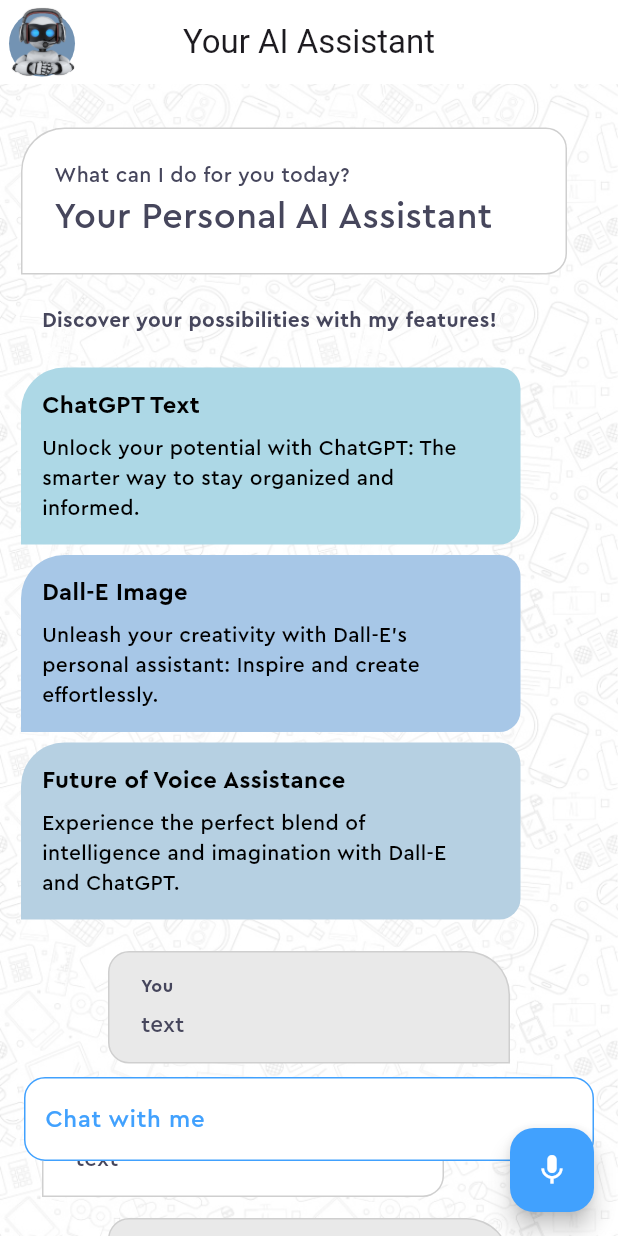
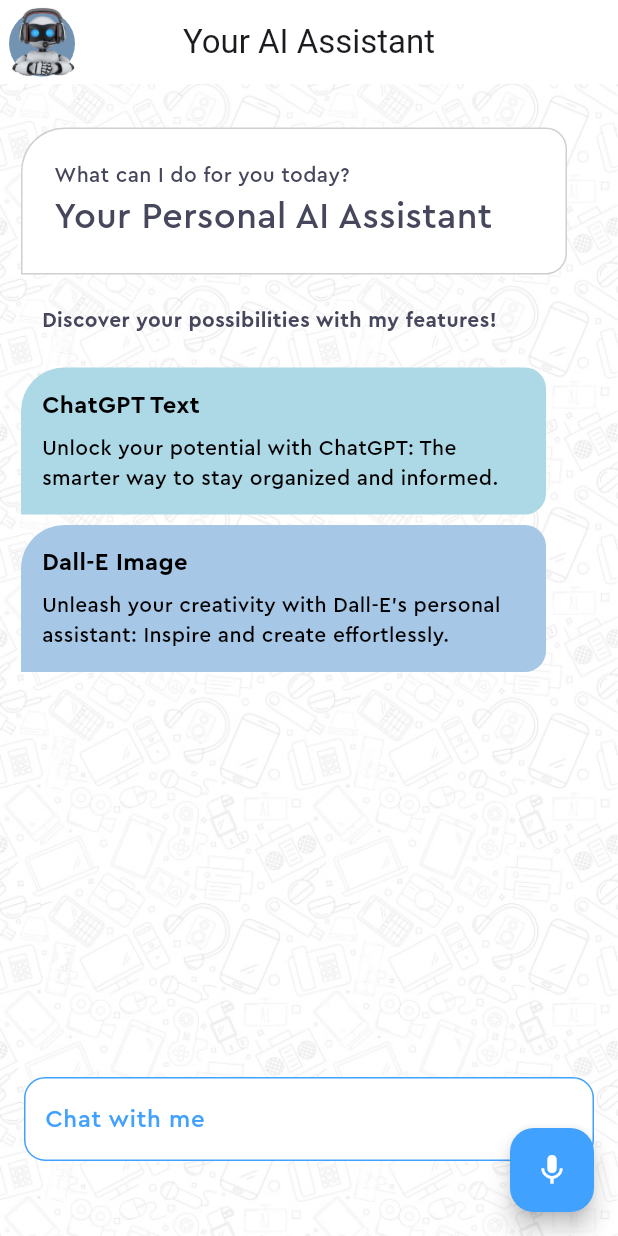
Before and after one commit to barisozgenn/ChatAI-Flutter, a Flutter app: the screen it shows after launch, on a phone screen of 412 x 824 dp. Run offline on Flutter 3.47's test engine with Material 2 defaults, Android fonts, the phone set to English and light mode, and no system bars; our stand-ins replace animate_do, flutter_tts, speech_to_text.

Commit message:
custom views changed

```diff
--- a/photo_ml/lib/feature_list_item.dart
+++ b/photo_ml/lib/feature_list_item.dart
@@ -14,7 +14,7 @@
   @override
   Widget build(BuildContext context) {
     return Container(
-      margin: const EdgeInsets.only(bottom: 7).copyWith(right: 7),
+      margin: const EdgeInsets.only(bottom: 7).copyWith(right: 34),
       decoration: BoxDecoration(
           color: backgroundColor,
           borderRadius: BorderRadius.circular(14).copyWith(
--- a/photo_ml/lib/home_page.dart
+++ b/photo_ml/lib/home_page.dart
@@ -24,6 +24,7 @@
   String? generatedImageUrl;
   String? searchText;
   int animDelay = 129;
+  List<MessageBaloon> messageList = <MessageBaloon>[];
 
   @override
   void initState() {
@@ -225,7 +226,7 @@
                   ),
                   Container(
                     margin:
-                        const EdgeInsets.only(top: 14.0, right: 58, left: 14),
+                        const EdgeInsets.only(top: 14.0, right: 14, left: 14),
                     child: Visibility(
                       visible: (generatedContent != null ||
                               generatedImageUrl != null)
@@ -251,31 +252,9 @@
                                   'Unleash your creativity with Dall-E\'s personal assistant: Inspire and create effortlessly.',
                             ),
                           ),
-                          FadeInRight(
-                            delay: Duration(milliseconds: animDelay * 3),
-                            child: const FeatureListItem(
-                              backgroundColor: Pallete.thirdListItemColor,
-                              titleText: 'Future of Voice Assistance',
-                              descriptionText:
-                                  'Experience the perfect blend of intelligence and imagination with Dall-E and ChatGPT.',
-                            ),
-                          ),
-                          const MessageBaloon(
-                              backgroundColor: Pallete.whiteColor,
-                              text: "text",
-                              isAI: false),
-                          const MessageBaloon(
-                              backgroundColor: Pallete.whiteColor,
-                              text: "text",
-                              isAI: true),
-                          const MessageBaloon(
-                              backgroundColor: Pallete.whiteColor,
-                              text: "text",
-                              isAI: false),
-                          const MessageBaloon(
-                              backgroundColor: Pallete.whiteColor,
-                              text: "text",
-                              isAI: true),
+                          Column(
+                            children: messageList,
+                          )
                         ],
                       ),
                     ),
@@ -330,7 +309,15 @@
         child: FloatingActionButton(
           onPressed: () async {
             if (searchText.toString().isNotEmpty && searchText != null) {
-              final searchTextRes =
+              messageList.add(MessageBaloon(
+                  backgroundColor: Pallete.whiteColor,
+                  text: searchText.toString(),
+                  isAI: false));
+              messageList.add(const MessageBaloon(
+                  backgroundColor: Pallete.whiteColor,
+                  text: 'let me think',
+                  isAI: true));
+              /*  final searchTextRes =
                   await openAIAPI.isImagePromptAPI(searchText!);
               if (searchTextRes.contains('http')) {
                 generatedImageUrl = searchTextRes;
@@ -341,7 +328,7 @@
                 generatedImageUrl = null;
                 setState(() {});
                 await setSpeak(searchTextRes);
-              }
+              }*/
               setState(() {
                 searchText = '';
               });
--- a/photo_ml/lib/message_baloon.dart
+++ b/photo_ml/lib/message_baloon.dart
@@ -19,10 +19,10 @@
     return FadeInRight(
       child: Visibility(
         child: Container(
+          constraints: const BoxConstraints(minWidth: 129, maxWidth: 129),
           padding: const EdgeInsets.symmetric(horizontal: 14, vertical: 7),
-          margin: const EdgeInsets.symmetric(
-            horizontal: 14,
-          ).copyWith(top: 14, right: isAI ? 58 : 14, left: !isAI ? 58 : 14),
+          margin: const EdgeInsets.only(bottom: 7),
+          alignment: isAI ? Alignment.centerLeft : Alignment.centerRight,
           decoration: BoxDecoration(
               border: Border.all(color: Pallete.borderColor),
               color: isAI
```
